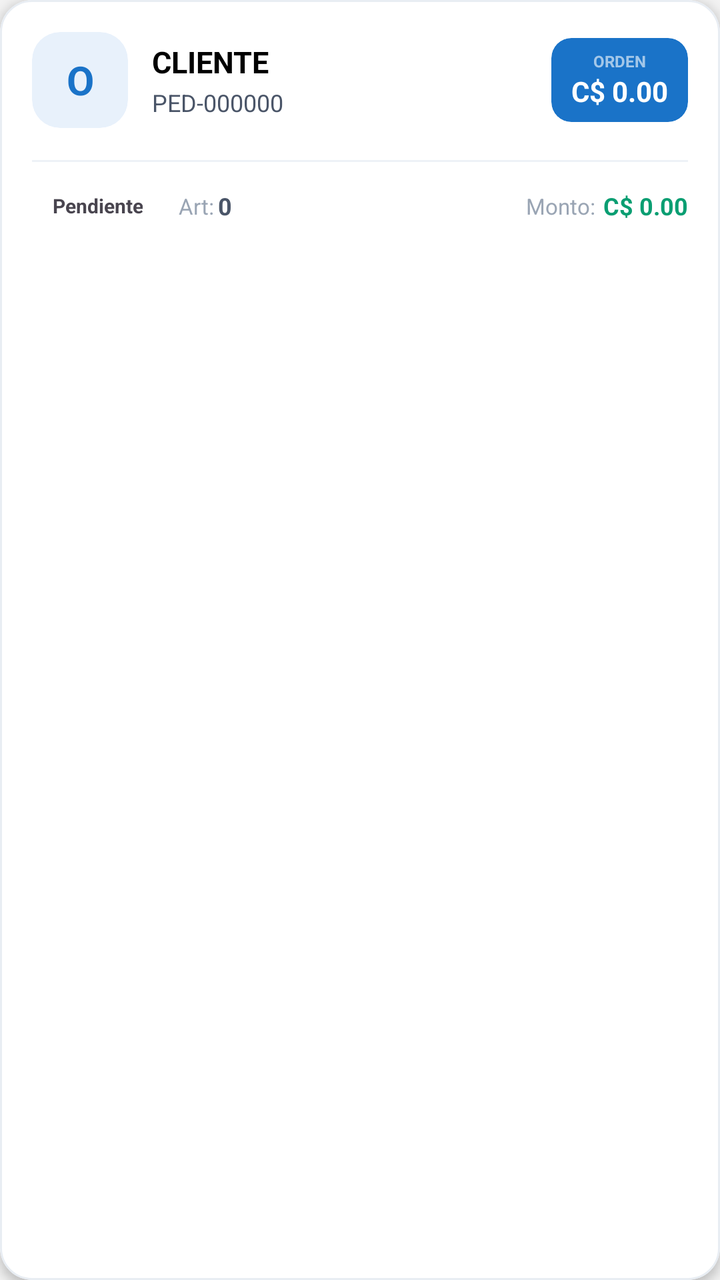
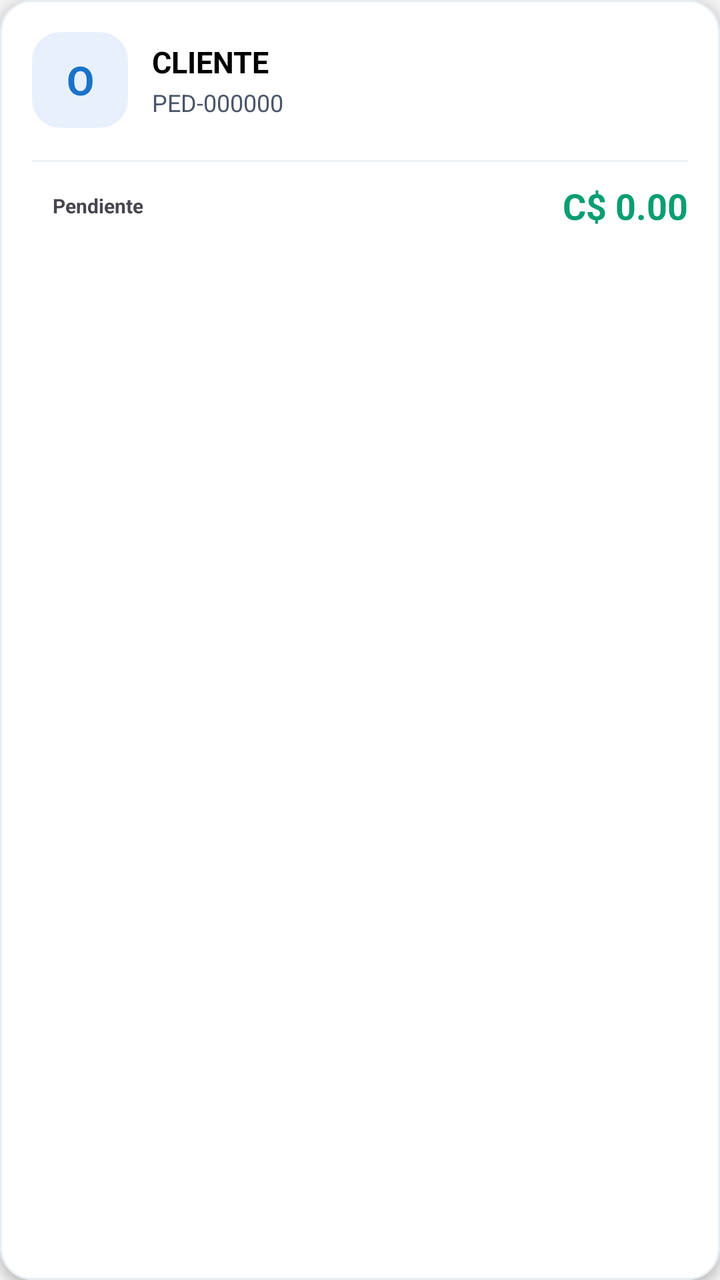

Screens rendered from an Android XML layout before and after an edit, with the pre-edit source and the edit as a unified diff.
<!-- AndroidManifest.xml: application theme Theme.GMV -->
<!-- res/layout/item_orden_cliente.xml -->
<?xml version="1.0" encoding="utf-8"?>
<com.google.android.material.card.MaterialCardView xmlns:android="http://schemas.android.com/apk/res/android"
    xmlns:app="http://schemas.android.com/apk/res-auto"
    android:id="@+id/cardOrden"
    android:layout_width="match_parent"
    android:layout_height="wrap_content"
    android:layout_marginTop="10dp"
    android:foreground="?attr/selectableItemBackground"
    app:cardBackgroundColor="@color/card_background"
    app:cardCornerRadius="16dp"
    app:cardElevation="3dp"
    app:strokeColor="@color/card_stroke_new"
    app:strokeWidth="1dp">

    <LinearLayout
        android:layout_width="match_parent"
        android:layout_height="wrap_content"
        android:orientation="vertical">

        <LinearLayout
            android:layout_width="match_parent"
            android:layout_height="wrap_content"
            android:gravity="center_vertical"
            android:orientation="horizontal"
            android:padding="16dp">

            <com.google.android.material.card.MaterialCardView
                android:layout_width="48dp"
                android:layout_height="48dp"
                app:cardCornerRadius="14dp"
                app:cardBackgroundColor="@color/brand_primary_light"
                app:cardElevation="0dp"
                app:strokeWidth="0dp">

                <TextView
                    android:id="@+id/tvClientInitial"
                    android:layout_width="match_parent"
                    android:layout_height="match_parent"
                    android:gravity="center"
                    android:text="O"
                    android:textColor="@color/brand_primary"
                    android:textSize="20sp"
                    android:textStyle="bold" />
            </com.google.android.material.card.MaterialCardView>

            <LinearLayout
                android:layout_width="0dp"
                android:layout_height="wrap_content"
                android:layout_weight="1"
                android:layout_marginStart="12dp"
                android:orientation="vertical">

                <TextView
                    android:id="@+id/tvClientName"
                    android:layout_width="wrap_content"
                    android:layout_height="wrap_content"
                    android:text="CLIENTE"
                    android:textColor="@color/text_primary"
                    android:textSize="15sp"
                    android:textStyle="bold"
                    android:maxLines="2"
                    android:ellipsize="end" />

                <TextView
                    android:id="@+id/tvOrderNumber"
                    android:layout_width="wrap_content"
                    android:layout_height="wrap_content"
                    android:layout_marginTop="2dp"
                    android:text="PED-000000"
                    android:textColor="@color/text_secondary_new"
                    android:textSize="12sp" />
            </LinearLayout>

            <com.google.android.material.card.MaterialCardView
                android:layout_width="wrap_content"
                android:layout_height="wrap_content"
                app:cardBackgroundColor="@color/brand_primary"
                app:cardCornerRadius="10dp"
                app:cardElevation="0dp"
                app:strokeWidth="0dp">

                <LinearLayout
                    android:layout_width="wrap_content"
                    android:layout_height="wrap_content"
                    android:gravity="center"
                    android:orientation="vertical"
                    android:paddingHorizontal="10dp"
                    android:paddingVertical="6dp">

                    <TextView
                        android:layout_width="wrap_content"
                        android:layout_height="wrap_content"
                        android:text="ORDEN"
                        android:textColor="#99FFFFFF"
                        android:textSize="8sp"
                        android:textStyle="bold"
                        android:textAllCaps="true" />

                    <TextView
                        android:id="@+id/tvOrderAmount"
                        android:layout_width="wrap_content"
                        android:layout_height="wrap_content"
                        android:text="C$ 0.00"
                        android:textColor="@android:color/white"
                        android:textSize="14sp"
                        android:textStyle="bold" />
                </LinearLayout>
            </com.google.android.material.card.MaterialCardView>

        </LinearLayout>

        <View
            android:layout_width="match_parent"
            android:layout_height="1dp"
            android:background="@color/divider_color"
            android:layout_marginStart="16dp"
            android:layout_marginEnd="16dp" />

        <LinearLayout
            android:layout_width="match_parent"
            android:layout_height="44dp"
            android:gravity="center_vertical"
            android:orientation="horizontal"
            android:paddingHorizontal="16dp">

            <TextView
                android:id="@+id/tvEstado"
                android:layout_width="wrap_content"
                android:layout_height="26dp"
                android:gravity="center"
                android:paddingHorizontal="10dp"
                android:text="Pendiente"
                android:textSize="10sp"
                android:textStyle="bold" />

            <TextView
                android:layout_width="wrap_content"
                android:layout_height="wrap_content"
                android:layout_marginStart="8dp"
                android:text="Art:"
                android:textColor="@color/text_hint_new"
                android:textSize="11sp" />

            <TextView
                android:id="@+id/tvArticulos"
                android:layout_width="wrap_content"
                android:layout_height="wrap_content"
                android:layout_marginStart="2dp"
                android:text="0"
                android:textColor="@color/text_secondary_new"
                android:textSize="12sp"
                android:textStyle="bold" />

            <View android:layout_width="0dp" android:layout_height="1dp" android:layout_weight="1" />

            <TextView
                android:layout_width="wrap_content"
                android:layout_height="wrap_content"
                android:text="Monto:"
                android:textColor="@color/text_hint_new"
                android:textSize="11sp" />

            <TextView
                android:id="@+id/tvMonto"
                android:layout_width="wrap_content"
                android:layout_height="wrap_content"
                android:layout_marginStart="4dp"
                android:text="C$ 0.00"
                android:textColor="@color/amount_positive"
                android:textSize="12sp"
                android:textStyle="bold" />

        </LinearLayout>

    </LinearLayout>
</com.google.android.material.card.MaterialCardView>
<!-- resources referenced by this layout -->
<resources>
  <color name="amount_positive">#0A9E72</color>
  <color name="brand_primary">#1A73C8</color>
  <color name="brand_primary_light">#E8F1FB</color>
  <color name="card_background">#FFFFFF</color>
  <color name="card_stroke_new">#E8EDF3</color>
  <color name="divider_color">#EEF2F7</color>
  <color name="text_hint_new">#9AA5B4</color>
  <color name="text_primary">#000000</color>
  <color name="text_secondary_new">#4A5568</color>
  <style name="Theme.GMV" parent="Base.Theme.GMV" />
  <color name="primary">#337AB7</color>
  <color name="on_primary">#FFFFFF</color>
  <color name="primary_container">#D6E4F0</color>
  <color name="on_primary_container">#1A3A5C</color>
  <color name="secondary">#3A539B</color>
  <color name="on_secondary">#FFFFFF</color>
  <color name="secondary_container">#D6DCE8</color>
  <color name="on_secondary_container">#1C2A5C</color>
  <color name="tertiary">#7E57C2</color>
  <color name="on_tertiary">#FFFFFF</color>
  <color name="tertiary_container">#EDE7F6</color>
  <color name="on_tertiary_container">#311B92</color>
  <color name="error">#EF5350</color>
  <color name="on_error">#FFFFFF</color>
  <color name="error_container">#FFEBEE</color>
  <color name="on_error_container">#B71C1C</color>
  <color name="background">#F2F2F2</color>
  <color name="on_background">#000000</color>
  <color name="surface">#E7E7E7</color>
  <color name="on_surface">#000000</color>
  <color name="surface_variant">#D4D4D4</color>
  <color name="on_surface_variant">#535353</color>
  <color name="outline">#B0BEC5</color>
  <color name="outline_variant">#CFD8DC</color>
  <style name="TextAppearance.M3.DisplaySmall">
          <item name="android:textSize">36sp</item>
          <item name="android:letterSpacing">0</item>
          <item name="android:lineHeight">44sp</item>
          <item name="android:fontFamily">sans-serif</item>
      </style>
  <style name="TextAppearance.M3.HeadlineLarge">
          <item name="android:textSize">32sp</item>
          <item name="android:letterSpacing">0</item>
          <item name="android:lineHeight">40sp</item>
          <item name="android:fontFamily">sans-serif</item>
      </style>
  <style name="TextAppearance.M3.HeadlineSmall">
          <item name="android:textSize">24sp</item>
          <item name="android:letterSpacing">0</item>
          <item name="android:lineHeight">32sp</item>
          <item name="android:fontFamily">sans-serif</item>
      </style>
  <style name="TextAppearance.M3.TitleLarge">
          <item name="android:textSize">22sp</item>
          <item name="android:letterSpacing">0</item>
          <item name="android:lineHeight">28sp</item>
          <item name="android:fontFamily">sans-serif</item>
      </style>
  <style name="TextAppearance.M3.BodyLarge">
          <item name="android:textSize">16sp</item>
          <item name="android:letterSpacing">0.5</item>
          <item name="android:lineHeight">24sp</item>
          <item name="android:fontFamily">sans-serif</item>
      </style>
  <style name="TextAppearance.M3.BodyMedium">
          <item name="android:textSize">14sp</item>
          <item name="android:letterSpacing">0.25</item>
          <item name="android:lineHeight">20sp</item>
          <item name="android:fontFamily">sans-serif</item>
      </style>
  <style name="TextAppearance.M3.BodySmall">
          <item name="android:textSize">12sp</item>
          <item name="android:letterSpacing">0.4</item>
          <item name="android:lineHeight">16sp</item>
          <item name="android:fontFamily">sans-serif</item>
      </style>
  <color name="colorUmkPrimaryDark">#003044</color>
  <!-- unchanged entries left out for length: 9 -->
</resources>

<!-- the commit's change to res/layout/item_orden_cliente.xml (unified diff, before → after) -->
@@ -71,42 +71,6 @@
                     android:textSize="12sp" />
             </LinearLayout>
 
-            <com.google.android.material.card.MaterialCardView
-                android:layout_width="wrap_content"
-                android:layout_height="wrap_content"
-                app:cardBackgroundColor="@color/brand_primary"
-                app:cardCornerRadius="10dp"
-                app:cardElevation="0dp"
-                app:strokeWidth="0dp">
-
-                <LinearLayout
-                    android:layout_width="wrap_content"
-                    android:layout_height="wrap_content"
-                    android:gravity="center"
-                    android:orientation="vertical"
-                    android:paddingHorizontal="10dp"
-                    android:paddingVertical="6dp">
-
-                    <TextView
-                        android:layout_width="wrap_content"
-                        android:layout_height="wrap_content"
-                        android:text="ORDEN"
-                        android:textColor="#99FFFFFF"
-                        android:textSize="8sp"
-                        android:textStyle="bold"
-                        android:textAllCaps="true" />
-
-                    <TextView
-                        android:id="@+id/tvOrderAmount"
-                        android:layout_width="wrap_content"
-                        android:layout_height="wrap_content"
-                        android:text="C$ 0.00"
-                        android:textColor="@android:color/white"
-                        android:textSize="14sp"
-                        android:textStyle="bold" />
-                </LinearLayout>
-            </com.google.android.material.card.MaterialCardView>
-
         </LinearLayout>
 
         <View
@@ -133,42 +97,28 @@
                 android:textSize="10sp"
                 android:textStyle="bold" />
 
-            <TextView
-                android:layout_width="wrap_content"
-                android:layout_height="wrap_content"
-                android:layout_marginStart="8dp"
-                android:text="Art:"
-                android:textColor="@color/text_hint_new"
-                android:textSize="11sp" />
-
-            <TextView
-                android:id="@+id/tvArticulos"
-                android:layout_width="wrap_content"
-                android:layout_height="wrap_content"
-                android:layout_marginStart="2dp"
-                android:text="0"
-                android:textColor="@color/text_secondary_new"
-                android:textSize="12sp"
-                android:textStyle="bold" />
-
             <View android:layout_width="0dp" android:layout_height="1dp" android:layout_weight="1" />
-
-            <TextView
-                android:layout_width="wrap_content"
-                android:layout_height="wrap_content"
-                android:text="Monto:"
-                android:textColor="@color/text_hint_new"
-                android:textSize="11sp" />
 
             <TextView
                 android:id="@+id/tvMonto"
                 android:layout_width="wrap_content"
                 android:layout_height="wrap_content"
-                android:layout_marginStart="4dp"
                 android:text="C$ 0.00"
                 android:textColor="@color/amount_positive"
-                android:textSize="12sp"
+                android:textSize="18sp"
                 android:textStyle="bold" />
+
+            <ImageView
+                android:id="@+id/ivDelete"
+                android:layout_width="28dp"
+                android:layout_height="28dp"
+                android:layout_marginStart="8dp"
+                android:src="@drawable/ic_trash"
+                android:scaleType="centerInside"
+                android:visibility="gone"
+                android:clickable="true"
+                android:focusable="true"
+                android:contentDescription="Eliminar" />
 
         </LinearLayout>
 
<!-- resource entries referenced after the edit -->
@@ -6,9 +6,19 @@
   <color name="card_background">#FFFFFF</color>
   <color name="card_stroke_new">#E8EDF3</color>
   <color name="divider_color">#EEF2F7</color>
-  <color name="text_hint_new">#9AA5B4</color>
   <color name="text_primary">#000000</color>
   <color name="text_secondary_new">#4A5568</color>
+  <!-- drawable ic_trash (drawable) -->
+  <?xml version="1.0" encoding="utf-8"?>
+  <vector xmlns:android="http://schemas.android.com/apk/res/android"
+      android:width="24dp"
+      android:height="24dp"
+      android:viewportWidth="24"
+      android:viewportHeight="24">
+      <path
+          android:fillColor="#EF5350"
+          android:pathData="M6,19c0,1.1 0.9,2 2,2h8c1.1,0 2,-0.9 2,-2V7H6v12zM19,4h-3.5l-1,-1h-5l-1,1H5v2h14V4z" />
+  </vector>
   <style name="Theme.GMV" parent="Base.Theme.GMV" />
   <color name="primary">#337AB7</color>
   <color name="on_primary">#FFFFFF</color>
